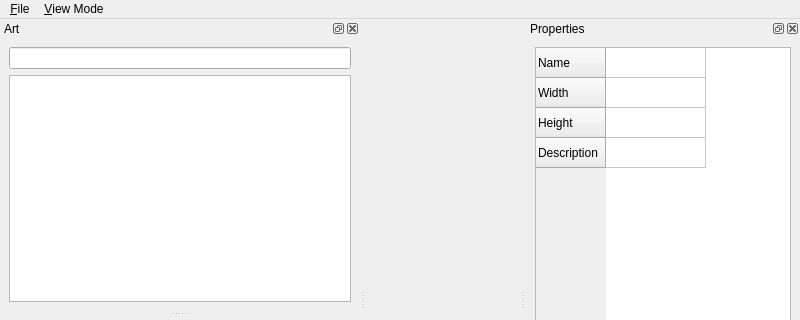
andrewrk/motrs, file tools/world-editor/ObjectEditor.ui: the form before one commit; both pictures show x 0 to 800 and y 0 to 320 of the 800 by 600 pixel window.
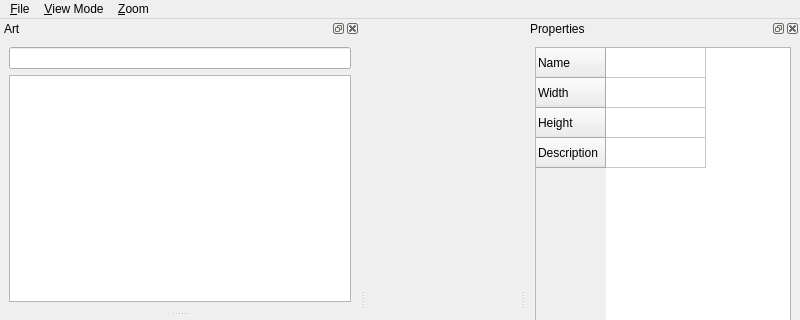
The form after the commit.

Commit message: object editor: zooming works

Patch:
```diff
--- a/tools/world-editor/ObjectEditor.ui
+++ b/tools/world-editor/ObjectEditor.ui
@@ -38,8 +38,17 @@
     <addaction name="actionSurfaceType"/>
     <addaction name="actionShape"/>
    </widget>
+   <widget class="QMenu" name="menu_Zoom">
+    <property name="title">
+     <string>&amp;Zoom</string>
+    </property>
+    <addaction name="actionZoomIn"/>
+    <addaction name="actionZoomOut"/>
+    <addaction name="actionZoom100"/>
+   </widget>
    <addaction name="menu_File"/>
    <addaction name="menu_View"/>
+   <addaction name="menu_Zoom"/>
   </widget>
   <widget class="QStatusBar" name="statusbar"/>
   <widget class="QDockWidget" name="dockArt">
```
Left out of the diff: 27 changed lines with no effect on the pictures. The commit also changes 5 other files.
